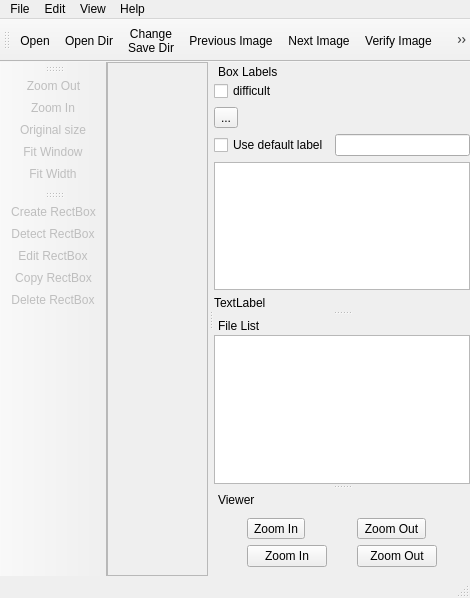
meryusha/LabelerServer, file src/gui/mainwindow.ui: the form before one commit.
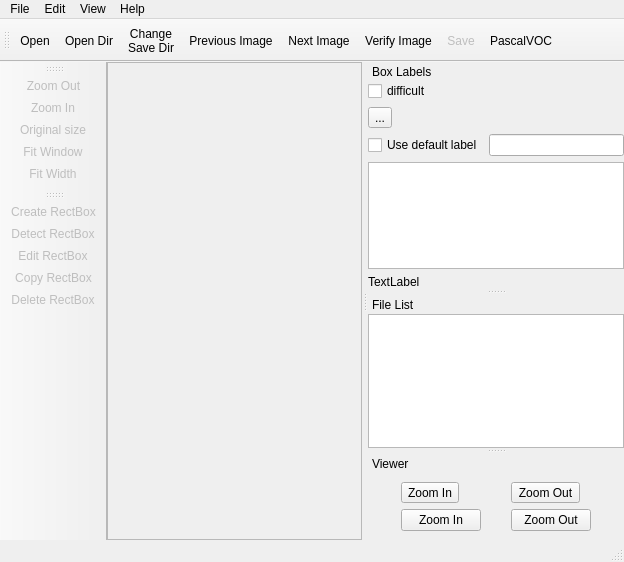
The form after the commit. Icons and pictures are not drawn.

Patch:
```diff
--- a/src/gui/mainwindow.ui
+++ b/src/gui/mainwindow.ui
@@ -6,8 +6,8 @@
    <rect>
     <x>0</x>
     <y>0</y>
-    <width>470</width>
-    <height>598</height>
+    <width>624</width>
+    <height>562</height>
    </rect>
   </property>
   <property name="windowTitle">
@@ -37,8 +37,8 @@
         <rect>
          <x>0</x>
          <y>0</y>
-         <width>129</width>
-         <height>475</height>
+         <width>283</width>
+         <height>439</height>
         </rect>
        </property>
       </widget>
@@ -278,7 +278,7 @@
     <rect>
      <x>0</x>
      <y>0</y>
-     <width>470</width>
+     <width>624</width>
      <height>22</height>
     </rect>
    </property>
```
Left out of the diff: 43 changed lines with no effect on the pictures.
